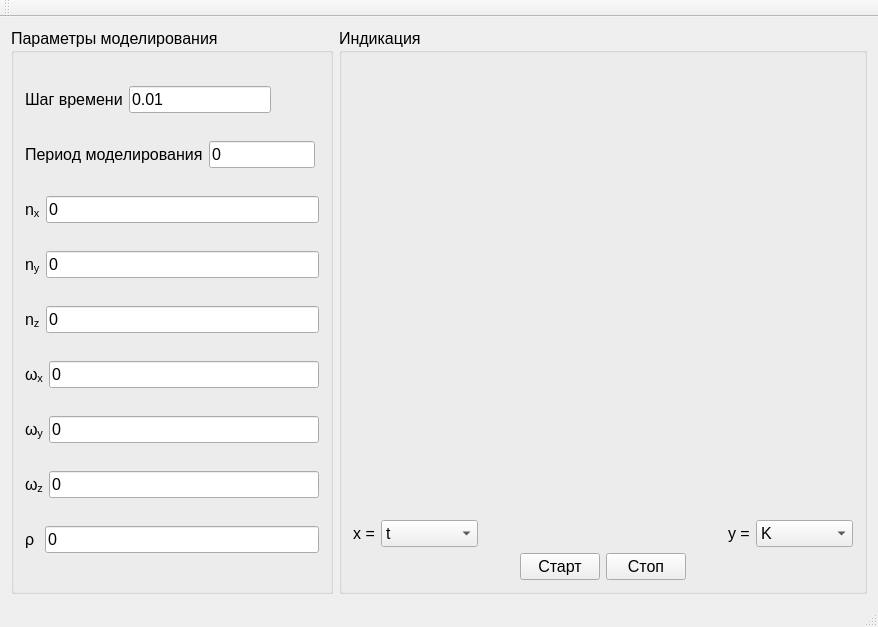
Qt form src/main/view/mainwindow.ui (tokarevdr/IMM_Movement_Modeling) before a commit.
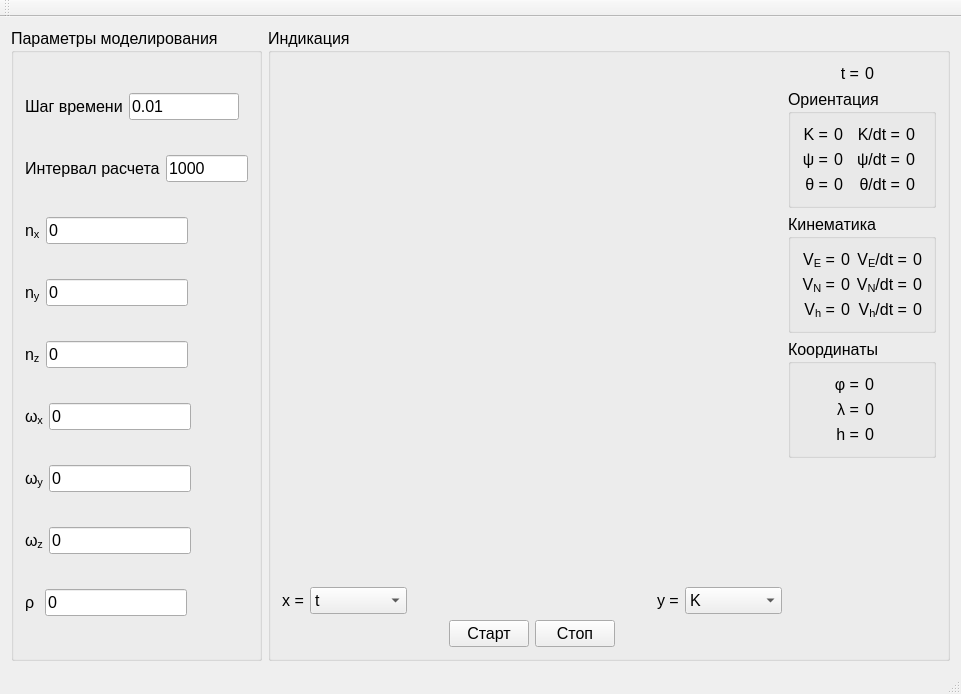
The same form after that commit. Custom widgets are drawn as their Qt base class.

Commit message: Сделал вывод на экран текущих параметров

Patch:
```diff
--- a/src/main/view/mainwindow.ui
+++ b/src/main/view/mainwindow.ui
@@ -6,8 +6,8 @@
    <rect>
     <x>0</x>
     <y>0</y>
-    <width>878</width>
-    <height>627</height>
+    <width>961</width>
+    <height>694</height>
    </rect>
   </property>
   <property name="windowTitle">
@@ -17,6 +17,24 @@
    <layout class="QHBoxLayout" name="horizontalLayout_12">
     <item>
      <widget class="QGroupBox" name="groupBox">
+      <property name="sizePolicy">
+       <sizepolicy hsizetype="Maximum" vsizetype="Preferred">
+        <horstretch>0</horstretch>
+        <verstretch>0</verstretch>
+       </sizepolicy>
+      </property>
+      <property name="minimumSize">
+       <size>
+        <width>0</width>
+        <height>0</height>
+       </size>
+      </property>
+      <property name="maximumSize">
+       <size>
+        <width>300</width>
+        <height>16777215</height>
+       </size>
+      </property>
       <property name="font">
        <font>
         <pointsize>12</pointsize>
@@ -77,7 +95,7 @@
             </font>
            </property>
            <property name="text">
-            <string>Период моделирования</string>
+            <string>Интервал расчета</string>
            </property>
           </widget>
          </item>
@@ -89,7 +107,7 @@
             </font>
            </property>
            <property name="text">
-            <string>0</string>
+            <string>1000</string>
            </property>
           </widget>
          </item>
@@ -134,6 +152,19 @@
            </property>
           </widget>
          </item>
+         <item>
+          <spacer name="horizontalSpacer_5">
+           <property name="orientation">
+            <enum>Qt::Horizontal</enum>
+           </property>
+           <property name="sizeHint" stdset="0">
+            <size>
+             <width>40</width>
+             <height>20</height>
+            </size>
+           </property>
+          </spacer>
+         </item>
         </layout>
        </item>
        <item>
@@ -162,6 +193,19 @@
            </property>
           </widget>
          </item>
+         <item>
+          <spacer name="horizontalSpacer_6">
+           <property name="orientation">
+            <enum>Qt::Horizontal</enum>
+           </property>
+           <property name="sizeHint" stdset="0">
+            <size>
+             <width>40</width>
+             <height>20</height>
+            </size>
+           </property>
+          </spacer>
+         </item>
         </layout>
        </item>
        <item>
@@ -190,6 +234,19 @@
            </property>
           </widget>
          </item>
+         <item>
+          <spacer name="horizontalSpacer_7">
+           <property name="orientation">
+            <enum>Qt::Horizontal</enum>
+           </property>
+           <property name="sizeHint" stdset="0">
+            <size>
+             <width>40</width>
+             <height>20</height>
+            </size>
+           </property>
+          </spacer>
+         </item>
         </layout>
        </item>
        <item>
@@ -218,6 +275,19 @@
            </property>
           </widget>
          </item>
+         <item>
+          <spacer name="horizontalSpacer_8">
+           <property name="orientation">
+            <enum>Qt::Horizontal</enum>
+           </property>
+           <property name="sizeHint" stdset="0">
+            <size>
+             <width>40</width>
+             <height>20</height>
+            </size>
+           </property>
+          </spacer>
+         </item>
         </layout>
        </item>
        <item>
@@ -246,6 +316,19 @@
            </property>
           </widget>
          </item>
+         <item>
+          <spacer name="horizontalSpacer_9">
+           <property name="orientation">
+            <enum>Qt::Horizontal</enum>
+           </property>
+           <property name="sizeHint" stdset="0">
+            <size>
+             <width>40</width>
+             <height>20</height>
+            </size>
+           </property>
+          </spacer>
+         </item>
         </layout>
        </item>
        <item>
@@ -274,6 +357,19 @@
            </property>
           </widget>
          </item>
+         <item>
+          <spacer name="horizontalSpacer_10">
+           <property name="orientation">
+            <enum>Qt::Horizontal</enum>
+           </property>
+           <property name="sizeHint" stdset="0">
+            <size>
+             <width>40</width>
+             <height>20</height>
+            </size>
+           </property>
+          </spacer>
+         </item>
         </layout>
        </item>
        <item>
@@ -302,6 +398,19 @@
            </property>
           </widget>
          </item>
+         <item>
+          <spacer name="horizontalSpacer_12">
+           <property name="orientation">
+            <enum>Qt::Horizontal</enum>
+           </property>
+           <property name="sizeHint" stdset="0">
+            <size>
+             <width>40</width>
+             <height>20</height>
+            </size>
+           </property>
+          </spacer>
+         </item>
         </layout>
        </item>
       </layout>
@@ -317,7 +426,9 @@
       <property name="title">
        <string>Индикация</string>
       </property>
-      <layout class="QVBoxLayout" name="verticalLayout">
+      <layout class="QHBoxLayout" name="horizontalLayout_14">
+       <item>
+        <layout class="QVBoxLayout" name="verticalLayout_3">
        <item>
         <widget class="QCustomPlot" name="plot" native="true">
          <property name="sizePolicy">
@@ -329,7 +440,7 @@
          <property name="minimumSize">
           <size>
            <width>500</width>
-           <height>0</height>
+             <height>500</height>
           </size>
          </property>
         </widget>
@@ -584,6 +695,328 @@
         </layout>
        </item>
       </layout>
+       </item>
+       <item>
+        <layout class="QVBoxLayout" name="verticalLayout">
+         <item>
+          <layout class="QHBoxLayout" name="horizontalLayout_11">
+           <item>
+            <widget class="QLabel" name="label_10">
+             <property name="text">
+              <string>t =</string>
+             </property>
+             <property name="alignment">
+              <set>Qt::AlignRight|Qt::AlignTrailing|Qt::AlignVCenter</set>
+             </property>
+            </widget>
+           </item>
+           <item>
+            <widget class="QLabel" name="label_t">
+             <property name="text">
+              <string>0</string>
+             </property>
+            </widget>
+           </item>
+          </layout>
+         </item>
+         <item>
+          <widget class="QGroupBox" name="groupBox_3">
+           <property name="title">
+            <string>Ориентация</string>
+           </property>
+           <layout class="QGridLayout" name="gridLayout">
+            <item row="1" column="0">
+             <widget class="QLabel" name="label_12">
+              <property name="text">
+               <string>&lt;html&gt;&lt;head/&gt;&lt;body&gt;&lt;p&gt;&amp;psi; =&lt;/p&gt;&lt;/body&gt;&lt;/html&gt;</string>
+              </property>
+              <property name="alignment">
+               <set>Qt::AlignRight|Qt::AlignTrailing|Qt::AlignVCenter</set>
+              </property>
+             </widget>
+            </item>
+            <item row="0" column="1">
+             <widget class="QLabel" name="label_K">
+              <property name="text">
+               <string>0</string>
+              </property>
+             </widget>
+            </item>
+            <item row="1" column="2">
+             <widget class="QLabel" name="label_14">
+              <property name="text">
+               <string>&lt;html&gt;&lt;head/&gt;&lt;body&gt;&lt;p&gt;&amp;psi;/dt =&lt;/p&gt;&lt;/body&gt;&lt;/html&gt;</string>
+              </property>
+              <property name="alignment">
+               <set>Qt::AlignRight|Qt::AlignTrailing|Qt::AlignVCenter</set>
+              </property>
+             </widget>
+            </item>
+            <item row="1" column="3">
+             <widget class="QLabel" name="label_psi_dot">
+              <property name="text">
+               <string>0</string>
+              </property>
+             </widget>
+            </item>
+            <item row="0" column="2">
+             <widget class="QLabel" name="label_13">
+              <property name="text">
+               <string>K/dt =</string>
+              </property>
+              <property name="alignment">
+               <set>Qt::AlignRight|Qt::AlignTrailing|Qt::AlignVCenter</set>
+              </property>
+             </widget>
+            </item>
+            <item row="0" column="3">
+             <widget class="QLabel" name="label_K_dot">
+              <property name="text">
+               <string>0</string>
+              </property>
+             </widget>
+            </item>
+            <item row="1" column="1">
+             <widget class="QLabel" name="label_psi">
+              <property name="text">
+               <string>0</string>
+              </property>
+             </widget>
+            </item>
+            <item row="0" column="0">
+             <widget class="QLabel" name="label_11">
+              <property name="text">
+               <string>K =</string>
+              </property>
+              <property name="alignment">
+               <set>Qt::AlignRight|Qt::AlignTrailing|Qt::AlignVCenter</set>
+              </property>
+             </widget>
+            </item>
+            <item row="2" column="0">
+             <widget class="QLabel" name="label_15">
+              <property name="text">
+               <string>&lt;html&gt;&lt;head/&gt;&lt;body&gt;&lt;p&gt;&amp;theta; =&lt;/p&gt;&lt;/body&gt;&lt;/html&gt;</string>
+              </property>
+              <property name="alignment">
+               <set>Qt::AlignRight|Qt::AlignTrailing|Qt::AlignVCenter</set>
+              </property>
+             </widget>
+            </item>
+            <item row="2" column="1">
+             <widget class="QLabel" name="label_theta">
+              <property name="text">
+               <string>0</string>
+              </property>
+             </widget>
+            </item>
+            <item row="2" column="2">
+             <widget class="QLabel" name="label_16">
+              <property name="text">
+               <string>&lt;html&gt;&lt;head/&gt;&lt;body&gt;&lt;p&gt;&amp;theta;/dt =&lt;/p&gt;&lt;/body&gt;&lt;/html&gt;</string>
+              </property>
+              <property name="alignment">
+               <set>Qt::AlignRight|Qt::AlignTrailing|Qt::AlignVCenter</set>
+              </property>
+             </widget>
+            </item>
+            <item row="2" column="3">
+             <widget class="QLabel" name="label_theta_dot">
+              <property name="text">
+               <string>0</string>
+              </property>
+             </widget>
+            </item>
+           </layout>
+          </widget>
+         </item>
+         <item>
+          <widget class="QGroupBox" name="groupBox_4">
+           <property name="title">
+            <string>Кинематика</string>
+           </property>
+           <layout class="QGridLayout" name="gridLayout_2">
+            <item row="0" column="2">
+             <widget class="QLabel" name="label_18">
+              <property name="text">
+               <string>&lt;html&gt;&lt;head/&gt;&lt;body&gt;&lt;p&gt;V&lt;span style=&quot; vertical-align:sub;&quot;&gt;E&lt;/span&gt;/dt =&lt;/p&gt;&lt;/body&gt;&lt;/html&gt;</string>
+              </property>
+              <property name="alignment">
+               <set>Qt::AlignRight|Qt::AlignTrailing|Qt::AlignVCenter</set>
+              </property>
+             </widget>
+            </item>
+            <item row="1" column="3">
+             <widget class="QLabel" name="label_V_N_dot">
+              <property name="text">
+               <string>0</string>
+              </property>
+             </widget>
+            </item>
+            <item row="0" column="1">
+             <widget class="QLabel" name="label_V_E">
+              <property name="text">
+               <string>0</string>
+              </property>
+             </widget>
+            </item>
+            <item row="1" column="2">
+             <widget class="QLabel" name="label_19">
+              <property name="text">
+               <string>&lt;html&gt;&lt;head/&gt;&lt;body&gt;&lt;p&gt;V&lt;span style=&quot; vertical-align:sub;&quot;&gt;N&lt;/span&gt;/dt =&lt;/p&gt;&lt;/body&gt;&lt;/html&gt;</string>
+              </property>
+              <property name="alignment">
+               <set>Qt::AlignRight|Qt::AlignTrailing|Qt::AlignVCenter</set>
+              </property>
+             </widget>
+            </item>
+            <item row="0" column="0">
+             <widget class="QLabel" name="label_17">
+              <property name="text">
+               <string>&lt;html&gt;&lt;head/&gt;&lt;body&gt;&lt;p&gt;V&lt;span style=&quot; vertical-align:sub;&quot;&gt;E&lt;/span&gt; =&lt;/p&gt;&lt;/body&gt;&lt;/html&gt;</string>
+              </property>
+              <property name="alignment">
+               <set>Qt::AlignRight|Qt::AlignTrailing|Qt::AlignVCenter</set>
+              </property>
+             </widget>
+            </item>
+            <item row="0" column="3">
+             <widget class="QLabel" name="label_V_E_dot">
+              <property name="text">
+               <string>0</string>
+              </property>
+             </widget>
+            </item>
+            <item row="1" column="0">
+             <widget class="QLabel" name="label_20">
+              <property name="text">
+               <string>&lt;html&gt;&lt;head/&gt;&lt;body&gt;&lt;p&gt;V&lt;span style=&quot; vertical-align:sub;&quot;&gt;N&lt;/span&gt; =&lt;/p&gt;&lt;/body&gt;&lt;/html&gt;</string>
+              </property>
+              <property name="alignment">
+               <set>Qt::AlignRight|Qt::AlignTrailing|Qt::AlignVCenter</set>
+              </property>
+             </widget>
+            </item>
+            <item row="1" column="1">
+             <widget class="QLabel" name="label_V_N">
+              <property name="text">
+               <string>0</string>
+              </property>
+             </widget>
+            </item>
+            <item row="2" column="0">
+             <widget class="QLabel" name="label_22">
+              <property name="text">
+               <string>&lt;html&gt;&lt;head/&gt;&lt;body&gt;&lt;p&gt;V&lt;span style=&quot; vertical-align:sub;&quot;&gt;h&lt;/span&gt; =&lt;/p&gt;&lt;/body&gt;&lt;/html&gt;</string>
+              </property>
+              <property name="alignment">
+               <set>Qt::AlignRight|Qt::AlignTrailing|Qt::AlignVCenter</set>
+              </property>
+             </widget>
+            </item>
+            <item row="2" column="1">
+             <widget class="QLabel" name="label_V_h">
+              <property name="text">
+               <string>0</string>
+              </property>
+             </widget>
+            </item>
+            <item row="2" column="2">
+             <widget class="QLabel" name="label_21">
+              <property name="text">
+               <string>&lt;html&gt;&lt;head/&gt;&lt;body&gt;&lt;p&gt;V&lt;span style=&quot; vertical-align:sub;&quot;&gt;h&lt;/span&gt;/dt =&lt;/p&gt;&lt;/body&gt;&lt;/html&gt;</string>
+              </property>
+              <property name="alignment">
+               <set>Qt::AlignRight|Qt::AlignTrailing|Qt::AlignVCenter</set>
+              </property>
+             </widget>
+            </item>
+            <item row="2" column="3">
+             <widget class="QLabel" name="label_V_h_dot">
+              <property name="text">
+               <string>0</string>
+              </property>
+             </widget>
+            </item>
+           </layout>
+          </widget>
+         </item>
+         <item>
+          <widget class="QGroupBox" name="groupBox_5">
+           <property name="title">
+            <string>Координаты</string>
+           </property>
+           <layout class="QGridLayout" name="gridLayout_3">
+            <item row="1" column="0">
+             <widget class="QLabel" name="label_26">
+              <property name="text">
+               <string>&lt;html&gt;&lt;head/&gt;&lt;body&gt;&lt;p&gt;&amp;lambda; =&lt;/p&gt;&lt;/body&gt;&lt;/html&gt;</string>
+              </property>
+              <property name="alignment">
+               <set>Qt::AlignRight|Qt::AlignTrailing|Qt::AlignVCenter</set>
+              </property>
+             </widget>
+            </item>
+            <item row="2" column="0">
+             <widget class="QLabel" name="label_27">
+              <property name="text">
+               <string>h =</string>
+              </property>
+              <property name="alignment">
+               <set>Qt::AlignRight|Qt::AlignTrailing|Qt::AlignVCenter</set>
+              </property>
+             </widget>
+            </item>
+            <item row="0" column="0">
+             <widget class="QLabel" name="label_25">
+              <property name="text">
+               <string>&lt;html&gt;&lt;head/&gt;&lt;body&gt;&lt;p&gt;&amp;phi; =&lt;/p&gt;&lt;/body&gt;&lt;/html&gt;</string>
+              </property>
+              <property name="alignment">
+               <set>Qt::AlignRight|Qt::AlignTrailing|Qt::AlignVCenter</set>
+              </property>
+             </widget>
+            </item>
+            <item row="2" column="1">
+             <widget class="QLabel" name="label_h">
+              <property name="text">
+               <string>0</string>
+              </property>
+             </widget>
+            </item>
+            <item row="0" column="1">
+             <widget class="QLabel" name="label_phi">
+              <property name="text">
+               <string>0</string>
+              </property>
+             </widget>
+            </item>
+            <item row="1" column="1">
+             <widget class="QLabel" name="label_lambda">
+              <property name="text">
+               <string>0</string>
+              </property>
+             </widget>
+            </item>
+           </layout>
+          </widget>
+         </item>
+         <item>
+          <spacer name="verticalSpacer">
+           <property name="orientation">
+            <enum>Qt::Vertical</enum>
+           </property>
+           <property name="sizeHint" stdset="0">
+            <size>
+             <width>20</width>
+             <height>40</height>
+            </size>
+           </property>
+          </spacer>
+         </item>
+        </layout>
+       </item>
+      </layout>
      </widget>
     </item>
    </layout>
```
Left out of the diff: 2 changed lines with no effect on the pictures. Lines whose indentation alone changed are shown as unchanged. The commit also changes 2 other files.
